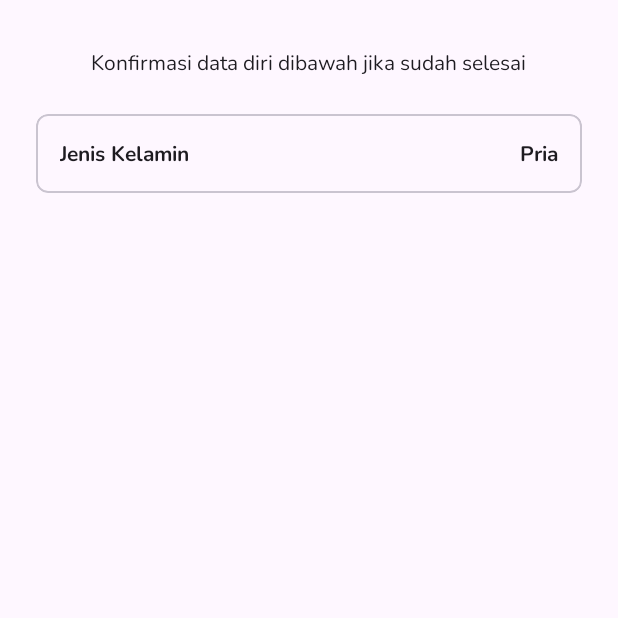
After one commit to FONA-Food-Nutrition-Assistant/fona-android, an Android app: the ResultUserPreferenceActivity screen opened directly, with no data from a screen before it, on a phone screen of 412 x 824 dp, the top half of it. The commit adds this screen. Run offline under Robolectric (Android 15) with nearby library versions, the phone set to English and light mode, and no system bars.

Commit message:
feat: add result user preference page

```diff
--- a/app/src/main/AndroidManifest.xml
+++ b/app/src/main/AndroidManifest.xml
@@ -13,7 +13,10 @@
         android:theme="@style/Theme.FONAApp"
         tools:targetApi="31">
         <activity
-            android:name=".ui.Register.UserPreferenceActivity"
+            android:name=".ui.UserPreferences.ResultUserPreferenceActivity"
+            android:exported="false" />
+        <activity
+            android:name=".ui.UserPreferences.UserPreferenceActivity"
             android:exported="false" />
         <activity
             android:name=".ui.Intro.WelcomeActivity"
--- a/app/src/main/java/com/example/fonaapp/ui/Intro/WelcomeActivity.kt
+++ b/app/src/main/java/com/example/fonaapp/ui/Intro/WelcomeActivity.kt
@@ -11,7 +11,7 @@ import androidx.core.view.get
 import androidx.viewpager2.widget.ViewPager2
 import com.example.fonaapp.R
 import com.example.fonaapp.databinding.ActivityWelcomeBinding
-import com.example.fonaapp.ui.Register.UserPreferenceActivity
+import com.example.fonaapp.ui.UserPreferences.UserPreferenceActivity
 
 class WelcomeActivity : AppCompatActivity() {
 
--- /dev/null
+++ b/app/src/main/java/com/example/fonaapp/ui/UserPreferences/ResultUserPreferenceActivity.kt
@@ -0,0 +1,12 @@
+package com.example.fonaapp.ui.UserPreferences
+
+import androidx.appcompat.app.AppCompatActivity
+import android.os.Bundle
+import com.example.fonaapp.R
+
+class ResultUserPreferenceActivity : AppCompatActivity() {
+    override fun onCreate(savedInstanceState: Bundle?) {
+        super.onCreate(savedInstanceState)
+        setContentView(R.layout.activity_result_user_preference)
+    }
+}
--- a/app/src/main/java/com/example/fonaapp/ui/Register/UserPreferenceActivity.kt
+++ b/app/src/main/java/com/example/fonaapp/ui/UserPreferences/UserPreferenceActivity.kt
@@ -1,4 +1,4 @@
-package com.example.fonaapp.ui.Register
+package com.example.fonaapp.ui.UserPreferences
 
 import android.app.DatePickerDialog
 import androidx.appcompat.app.AppCompatActivity
@@ -6,7 +6,6 @@ import android.os.Bundle
 import android.view.View
 import android.widget.AdapterView
 import android.widget.ArrayAdapter
-import android.widget.Toast
 import com.example.fonaapp.R
 import com.example.fonaapp.databinding.ActivityUserPreferenceBinding
 import java.text.SimpleDateFormat
--- /dev/null
+++ b/app/src/main/res/layout/activity_result_user_preference.xml
@@ -0,0 +1,56 @@
+<?xml version="1.0" encoding="utf-8"?>
+<androidx.constraintlayout.widget.ConstraintLayout xmlns:android="http://schemas.android.com/apk/res/android"
+    xmlns:app="http://schemas.android.com/apk/res-auto"
+    xmlns:tools="http://schemas.android.com/tools"
+    android:layout_width="match_parent"
+    android:layout_height="match_parent"
+    tools:context=".ui.UserPreferences.ResultUserPreferenceActivity">
+
+    <TextView
+        android:id="@+id/textView"
+        style="@style/body"
+        android:layout_width="wrap_content"
+        android:layout_height="wrap_content"
+        android:layout_marginTop="32dp"
+        android:text="Konfirmasi data diri dibawah jika sudah selesai"
+        app:layout_constraintEnd_toEndOf="parent"
+        app:layout_constraintStart_toStartOf="parent"
+        app:layout_constraintTop_toTopOf="parent" />
+
+    <com.google.android.material.card.MaterialCardView
+        android:layout_width="match_parent"
+        android:layout_height="wrap_content"
+        app:cardCornerRadius="8dp"
+        android:layout_margin="24dp"
+        app:layout_constraintEnd_toEndOf="parent"
+        app:layout_constraintStart_toStartOf="parent"
+        app:layout_constraintTop_toBottomOf="@+id/textView">
+
+        <androidx.constraintlayout.widget.ConstraintLayout
+            android:layout_width="match_parent"
+            android:layout_height="wrap_content"
+            android:layout_margin="16dp">
+
+            <TextView
+                android:id="@+id/tv_jenis_kelamin"
+                android:layout_width="wrap_content"
+                android:layout_height="wrap_content"
+                android:text="@string/jenis_kelamin"
+                style="@style/body_bold"
+                app:layout_constraintStart_toStartOf="parent"
+                app:layout_constraintTop_toTopOf="parent" />
+
+            <TextView
+                style="@style/body_bold"
+                android:layout_width="wrap_content"
+                android:layout_height="wrap_content"
+                android:text="Pria"
+                app:layout_constraintEnd_toEndOf="parent"
+                app:layout_constraintTop_toTopOf="parent" />
+
+        </androidx.constraintlayout.widget.ConstraintLayout>
+
+    </com.google.android.material.card.MaterialCardView>
+
+
+</androidx.constraintlayout.widget.ConstraintLayout>
--- a/app/src/main/res/layout/activity_user_preference.xml
+++ b/app/src/main/res/layout/activity_user_preference.xml
@@ -3,7 +3,7 @@
     xmlns:tools="http://schemas.android.com/tools"
     android:layout_width="match_parent"
     android:layout_height="match_parent"
-    tools:context=".ui.Register.UserPreferenceActivity">
+    tools:context=".ui.UserPreferences.UserPreferenceActivity">
 
     <androidx.constraintlayout.widget.ConstraintLayout
         android:layout_width="match_parent"
```
